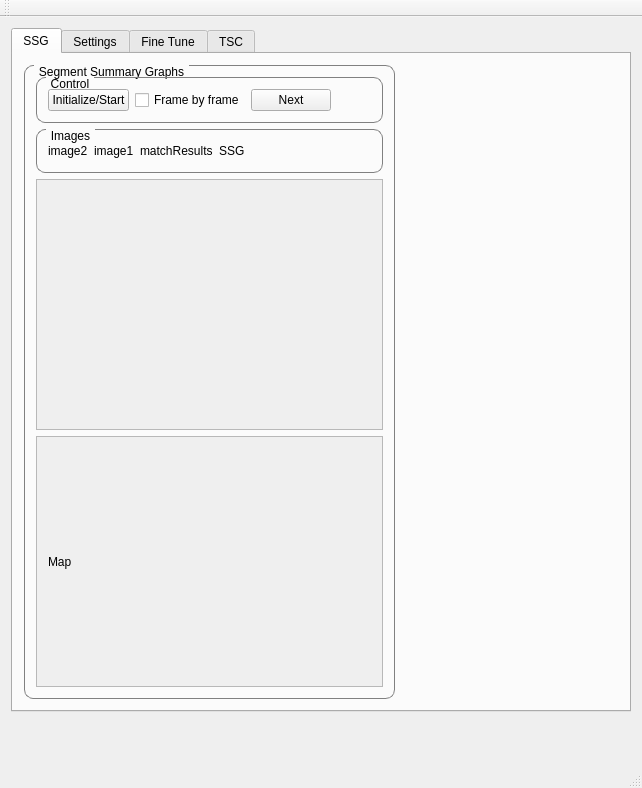
First picture: the form in mainwindow.ui, repository mdemirst/SSG-CPP, before the edit.
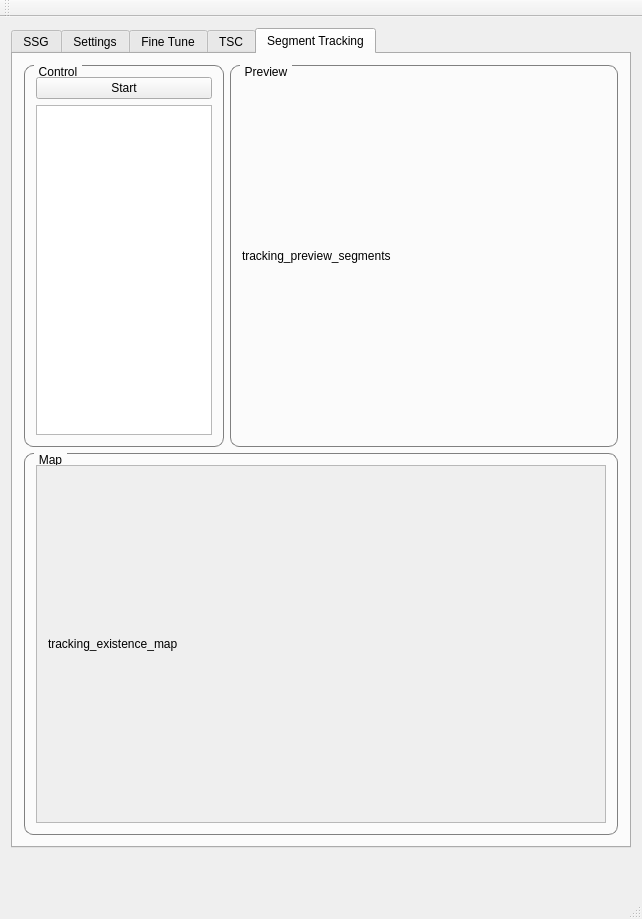
Second picture: the form after the edit. The open tabs and pages were chosen to show the change. Custom widgets are drawn as their Qt base class.

Commit message: Segment tracking added

Patch:
```diff
--- a/mainwindow.ui
+++ b/mainwindow.ui
@@ -7,11 +7,11 @@
     <x>0</x>
     <y>0</y>
     <width>642</width>
-    <height>788</height>
+    <height>919</height>
    </rect>
   </property>
   <property name="sizePolicy">
-   <sizepolicy hsizetype="Fixed" vsizetype="Preferred">
+   <sizepolicy hsizetype="Fixed" vsizetype="Expanding">
     <horstretch>0</horstretch>
     <verstretch>0</verstretch>
    </sizepolicy>
@@ -24,7 +24,7 @@
     <item>
      <widget class="QTabWidget" name="tabWidget">
       <property name="currentIndex">
-       <number>3</number>
+       <number>0</number>
       </property>
       <widget class="QWidget" name="tab">
        <attribute name="title">
@@ -34,7 +34,7 @@
         <item>
          <widget class="QGroupBox" name="groupBox_5">
           <property name="sizePolicy">
-           <sizepolicy hsizetype="Maximum" vsizetype="Preferred">
+           <sizepolicy hsizetype="Expanding" vsizetype="Expanding">
             <horstretch>0</horstretch>
             <verstretch>0</verstretch>
            </sizepolicy>
@@ -114,6 +114,20 @@
                 </property>
                </widget>
               </item>
+              <item>
+               <widget class="Line" name="line">
+                <property name="orientation">
+                 <enum>Qt::Vertical</enum>
+                </property>
+               </widget>
+              </item>
+              <item>
+               <widget class="QPushButton" name="lbl_find_coherent">
+                <property name="text">
+                 <string>Find Coherent</string>
+                </property>
+               </widget>
+              </item>
               <item>
                <spacer name="horizontalSpacer_7">
                 <property name="orientation">
@@ -131,31 +145,26 @@
             </widget>
            </item>
            <item>
-            <widget class="QGroupBox" name="groupBox_2">
-             <property name="styleSheet">
-              <string notr="true">QGroupBox {
-    border: 1px solid gray;
-    border-radius: 9px;
-    margin-top: 0.5em;
-}
-
-QGroupBox::title {
-    subcontrol-origin: margin;
-    left: 10px;
-    padding: 0 3px 0 3px;
-}</string>
+            <widget class="QScrollArea" name="scrollArea_4">
+             <property name="minimumSize">
+              <size>
+               <width>0</width>
+               <height>280</height>
+              </size>
              </property>
-             <property name="title">
-              <string>Images</string>
+             <property name="widgetResizable">
+              <bool>true</bool>
              </property>
-             <layout class="QHBoxLayout" name="horizontalLayout">
-              <item>
-               <widget class="QLabel" name="lbl_img2">
-                <property name="text">
-                 <string>image2</string>
-                </property>
-               </widget>
-              </item>
+             <widget class="QWidget" name="scrollAreaWidgetContents_4">
+              <property name="geometry">
+               <rect>
+                <x>0</x>
+                <y>0</y>
+                <width>580</width>
+                <height>278</height>
+               </rect>
+              </property>
+              <layout class="QHBoxLayout" name="horizontalLayout_11">
               <item>
                <widget class="QLabel" name="lbl_img1">
                 <property name="text">
@@ -163,6 +172,13 @@
                 </property>
                </widget>
               </item>
+               <item>
+                <widget class="QLabel" name="lbl_img2">
+                 <property name="text">
+                  <string>image2</string>
+                 </property>
+                </widget>
+               </item>
               <item>
                <widget class="QLabel" name="lbl_match_results">
                 <property name="text">
@@ -192,13 +208,14 @@
               </item>
              </layout>
             </widget>
+            </widget>
            </item>
            <item>
             <widget class="QScrollArea" name="scrollArea_2">
              <property name="minimumSize">
               <size>
                <width>0</width>
-               <height>250</height>
+               <height>200</height>
               </size>
              </property>
              <property name="widgetResizable">
@@ -209,8 +226,8 @@
                <rect>
                 <x>0</x>
                 <y>0</y>
-                <width>416</width>
-                <height>249</height>
+                <width>580</width>
+                <height>199</height>
                </rect>
               </property>
               <layout class="QHBoxLayout" name="horizontalLayout_2">
@@ -239,7 +256,7 @@
              <property name="minimumSize">
               <size>
                <width>0</width>
-               <height>250</height>
+               <height>200</height>
               </size>
              </property>
              <property name="widgetResizable">
@@ -250,8 +267,8 @@
                <rect>
                 <x>0</x>
                 <y>0</y>
-                <width>416</width>
-                <height>248</height>
+                <width>580</width>
+                <height>198</height>
                </rect>
               </property>
               <layout class="QHBoxLayout" name="horizontalLayout_3">
@@ -1133,6 +1150,163 @@
         </item>
        </layout>
       </widget>
+      <widget class="QWidget" name="tab_5">
+       <attribute name="title">
+        <string>Segment Tracking</string>
+       </attribute>
+       <layout class="QVBoxLayout" name="verticalLayout_19">
+        <item>
+         <layout class="QHBoxLayout" name="horizontalLayout_10">
+          <item>
+           <widget class="QGroupBox" name="groupBox_10">
+            <property name="maximumSize">
+             <size>
+              <width>200</width>
+              <height>16777215</height>
+             </size>
+            </property>
+            <property name="styleSheet">
+             <string notr="true">QGroupBox {
+    border: 1px solid gray;
+    border-radius: 9px;
+    margin-top: 0.5em;
+}
+
+QGroupBox::title {
+    subcontrol-origin: margin;
+    left: 10px;
+    padding: 0 3px 0 3px;
+}</string>
+            </property>
+            <property name="title">
+             <string>Control</string>
+            </property>
+            <layout class="QVBoxLayout" name="verticalLayout_20">
+             <item>
+              <widget class="QPushButton" name="btn_tracking_start">
+               <property name="text">
+                <string>Start</string>
+               </property>
+              </widget>
+             </item>
+             <item>
+              <widget class="QTextEdit" name="te_tracking"/>
+             </item>
+            </layout>
+           </widget>
+          </item>
+          <item>
+           <widget class="QGroupBox" name="groupBox_12">
+            <property name="sizePolicy">
+             <sizepolicy hsizetype="Expanding" vsizetype="Preferred">
+              <horstretch>0</horstretch>
+              <verstretch>0</verstretch>
+             </sizepolicy>
+            </property>
+            <property name="minimumSize">
+             <size>
+              <width>100</width>
+              <height>0</height>
+             </size>
+            </property>
+            <property name="styleSheet">
+             <string notr="true">QGroupBox {
+    border: 1px solid gray;
+    border-radius: 9px;
+    margin-top: 0.5em;
+}
+
+QGroupBox::title {
+    subcontrol-origin: margin;
+    left: 10px;
+    padding: 0 3px 0 3px;
+}</string>
+            </property>
+            <property name="title">
+             <string>Preview</string>
+            </property>
+            <layout class="QVBoxLayout" name="verticalLayout_22">
+             <item>
+              <widget class="QLabel" name="lbl_tracking_preview">
+               <property name="text">
+                <string>tracking_preview_segments</string>
+               </property>
+              </widget>
+             </item>
+            </layout>
+           </widget>
+          </item>
+         </layout>
+        </item>
+        <item>
+         <layout class="QHBoxLayout" name="horizontalLayout_12">
+          <item>
+           <widget class="QGroupBox" name="groupBox_11">
+            <property name="minimumSize">
+             <size>
+              <width>0</width>
+              <height>300</height>
+             </size>
+            </property>
+            <property name="maximumSize">
+             <size>
+              <width>16777215</width>
+              <height>16777215</height>
+             </size>
+            </property>
+            <property name="styleSheet">
+             <string notr="true">QGroupBox {
+    border: 1px solid gray;
+    border-radius: 9px;
+    margin-top: 0.5em;
+}
+
+QGroupBox::title {
+    subcontrol-origin: margin;
+    left: 10px;
+    padding: 0 3px 0 3px;
+}</string>
+            </property>
+            <property name="title">
+             <string>Map</string>
+            </property>
+            <layout class="QVBoxLayout" name="verticalLayout_21">
+             <item>
+              <widget class="QScrollArea" name="scrollArea_3">
+               <property name="widgetResizable">
+                <bool>true</bool>
+               </property>
+               <widget class="QWidget" name="scrollAreaWidgetContents_3">
+                <property name="geometry">
+                 <rect>
+                  <x>0</x>
+                  <y>0</y>
+                  <width>578</width>
+                  <height>356</height>
+                 </rect>
+                </property>
+                <layout class="QVBoxLayout" name="verticalLayout_23">
+                 <item>
+                  <widget class="QLabel" name="lbl_tracking_map">
+                   <property name="focusPolicy">
+                    <enum>Qt::StrongFocus</enum>
+                   </property>
+                   <property name="text">
+                    <string>tracking_existence_map</string>
+                   </property>
+                  </widget>
+                 </item>
+                </layout>
+               </widget>
+              </widget>
+             </item>
+            </layout>
+           </widget>
+          </item>
+         </layout>
+        </item>
+       </layout>
+      </widget>
      </widget>
     </item>
     <item>
```
Lines whose indentation alone changed are shown as unchanged. The commit also changes 13 other files.
